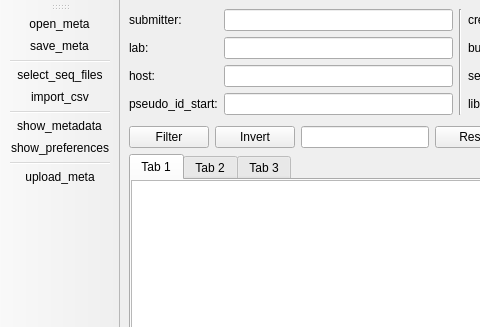
Before: the Qt Designer form ui/mw.ui in genomic-medicine-sweden/GMS-uploader, drawn with Qt 5; both pictures show x 0 to 480 and y 0 to 327 of the 800 by 600 pixel window.
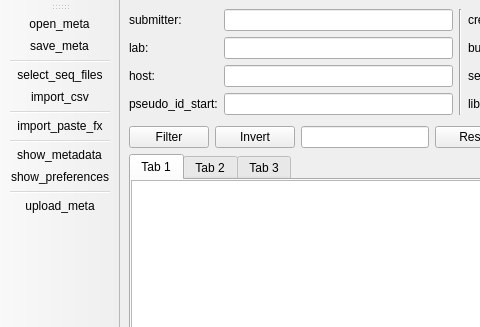
After: the same form once the commit is applied.

Commit message: small fixes. adding button and icon for import-paste-fx functionality, yet to be otherwise implemented

The edit to the form file:
```diff
--- a/ui/mw.ui
+++ b/ui/mw.ui
@@ -381,6 +381,8 @@
    <addaction name="action_select_seq_files"/>
    <addaction name="action_import_csv"/>
    <addaction name="separator"/>
+   <addaction name="action_import_paste_fx"/>
+   <addaction name="separator"/>
    <addaction name="action_show_meta"/>
    <addaction name="action_show_prefs"/>
    <addaction name="separator"/>
@@ -448,6 +450,14 @@
     <string>import metadata from csv</string>
    </property>
   </action>
+  <action name="action_import_paste_fx">
+   <property name="text">
+    <string>import_paste_fx</string>
+   </property>
+   <property name="toolTip">
+    <string>import data via parsing clipboard data</string>
+   </property>
+  </action>
  </widget>
  <resources/>
  <connections/>
```
The commit also changes 5 other files.
